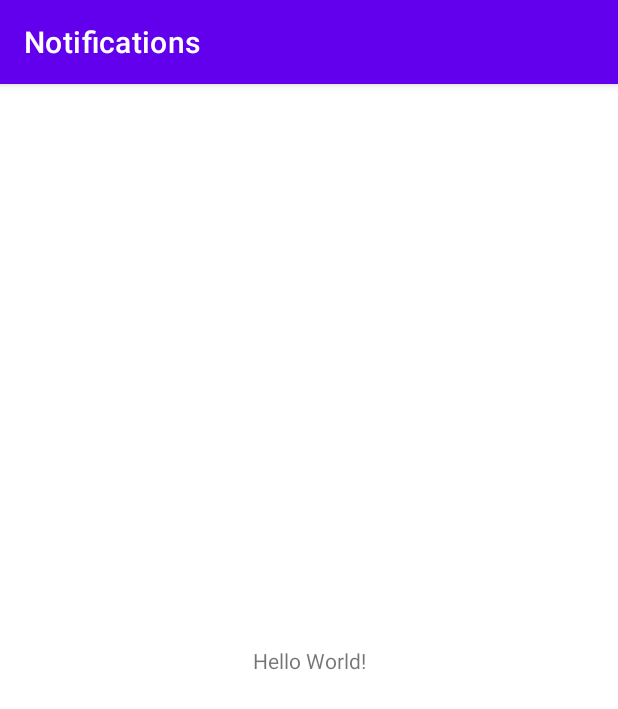
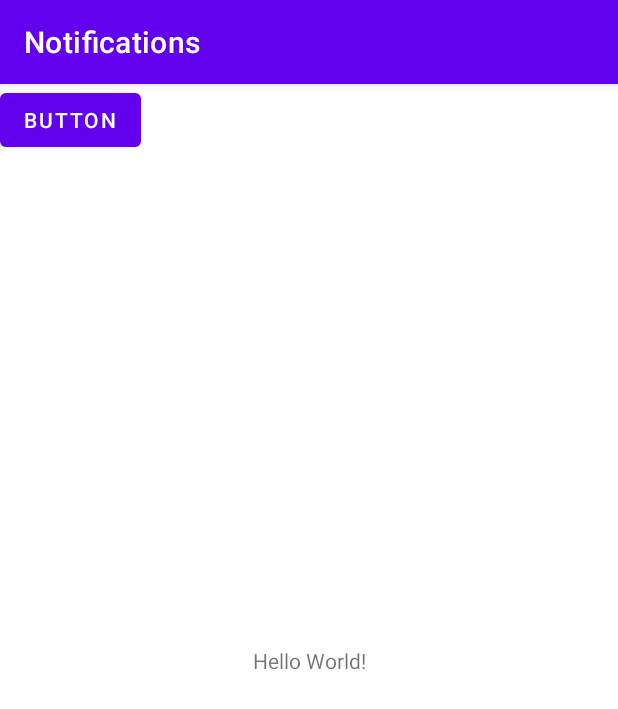
Before and after one commit to nasvalljohan/Notifications, an Android app: the screen it shows after launch (MainActivity), on a phone screen of 412 x 824 dp. Shown: the top 709 px of the screen. Run offline under Robolectric (Android 15) with nearby library versions, the phone set to English and light mode, and no system bars.

Commit message:
Notifications

```diff
--- a/app/src/main/java/com/jojjenator/notifications/MainActivity.kt
+++ b/app/src/main/java/com/jojjenator/notifications/MainActivity.kt
@@ -9,6 +9,7 @@ import android.graphics.Color
 import android.os.Build
 import androidx.appcompat.app.AppCompatActivity
 import android.os.Bundle
+import android.widget.Button
 
 class MainActivity : AppCompatActivity() {
 
@@ -18,18 +19,25 @@ class MainActivity : AppCompatActivity() {
     private lateinit var notificationManager: NotificationManager
     private lateinit var builder: Notification.Builder
 
-    // Hardcoded values, has to be strings
+    // Hardcoded values, has to be strings,
     private val channelId = "0"
-    private val description = "Welcome to our app"
+    private val description = "Welcome to our app" // Description shows in app-info.
+
+
 
     override fun onCreate(savedInstanceState: Bundle?) {
         super.onCreate(savedInstanceState)
         setContentView(R.layout.activity_main)
 
+        val notiBtn = findViewById<Button>(R.id.notiButton)
+
         notificationManager = getSystemService(Context.NOTIFICATION_SERVICE) as NotificationManager
+
+        notiBtn.setOnClickListener{
 
             // IF build is API 26 or higher, run this code.
             if(Build.VERSION.SDK_INT >= Build.VERSION_CODES.O) {
+                // Prepare notification
                 notificationChannel = NotificationChannel(
                     channelId, description, NotificationManager.IMPORTANCE_HIGH)
                 notificationChannel.enableLights(true)
@@ -59,3 +67,11 @@ class MainActivity : AppCompatActivity() {
 
 
     }
+
+    //TODO Show notification via onClickListener (in method)
+    //TODO Make two editText components
+    //TODO Add button
+    //TODO when button is pressed, send input-strings to notification
+
+
+}
--- a/app/src/main/res/layout/activity_main.xml
+++ b/app/src/main/res/layout/activity_main.xml
@@ -15,4 +15,12 @@
         app:layout_constraintRight_toRightOf="parent"
         app:layout_constraintTop_toTopOf="parent" />
 
+    <Button
+        android:id="@+id/notiButton"
+        android:layout_width="wrap_content"
+        android:layout_height="wrap_content"
+        android:text="Button"
+        tools:layout_editor_absoluteX="183dp"
+        tools:layout_editor_absoluteY="253dp" />
+
 </androidx.constraintlayout.widget.ConstraintLayout>
```
Lines whose indentation alone changed are shown as unchanged.
